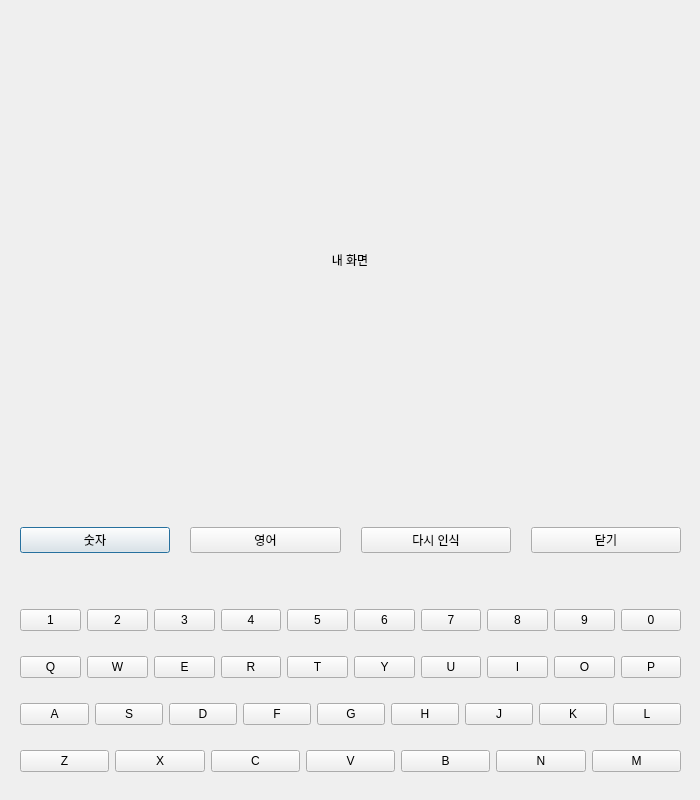
Old version of the form connect_ui/인식 개선.ui in the repository qpdh/Sign-Language-Translation.
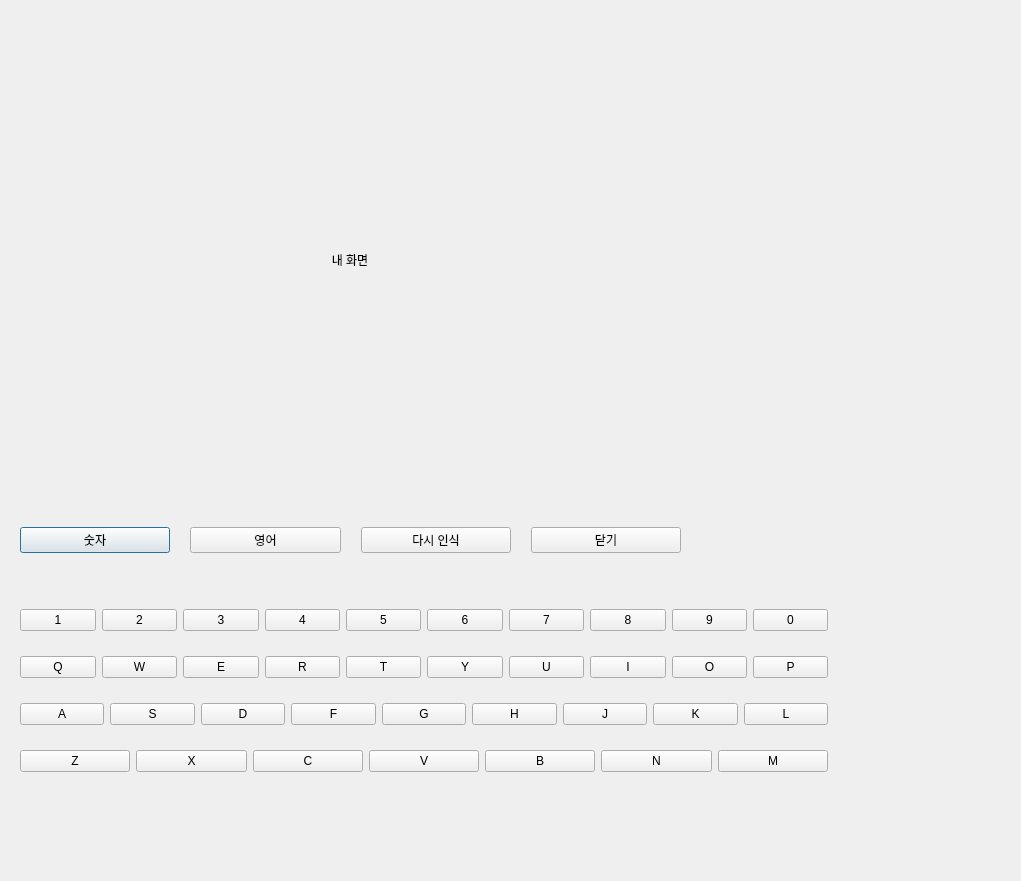
New version of the form.

What changed in the file:
```diff
--- a/connect_ui/인식 개선.ui
+++ b/connect_ui/인식 개선.ui
@@ -6,8 +6,8 @@
    <rect>
     <x>0</x>
     <y>0</y>
-    <width>700</width>
-    <height>800</height>
+    <width>1021</width>
+    <height>881</height>
    </rect>
   </property>
   <property name="windowTitle">
@@ -80,7 +80,7 @@
     <rect>
      <x>20</x>
      <y>590</y>
-     <width>661</width>
+     <width>808</width>
      <height>201</height>
     </rect>
    </property>
```
Left out of the diff: 611 changed lines with no effect on the pictures.
